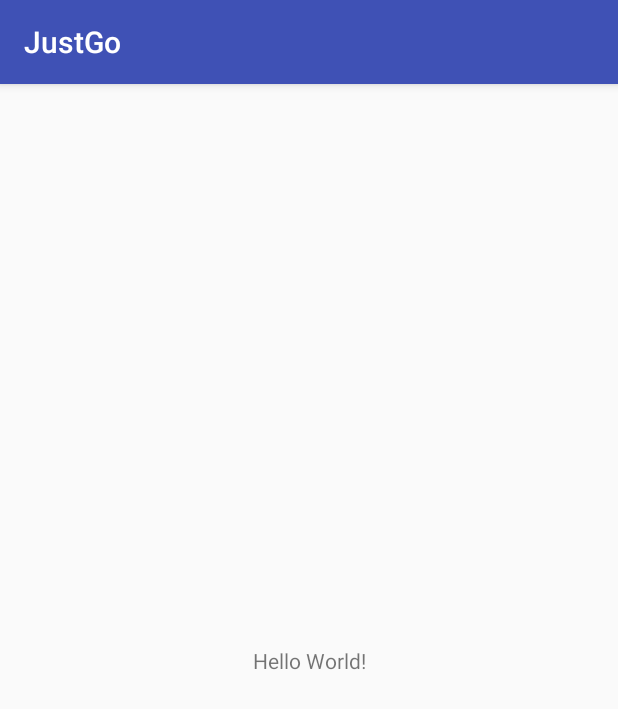
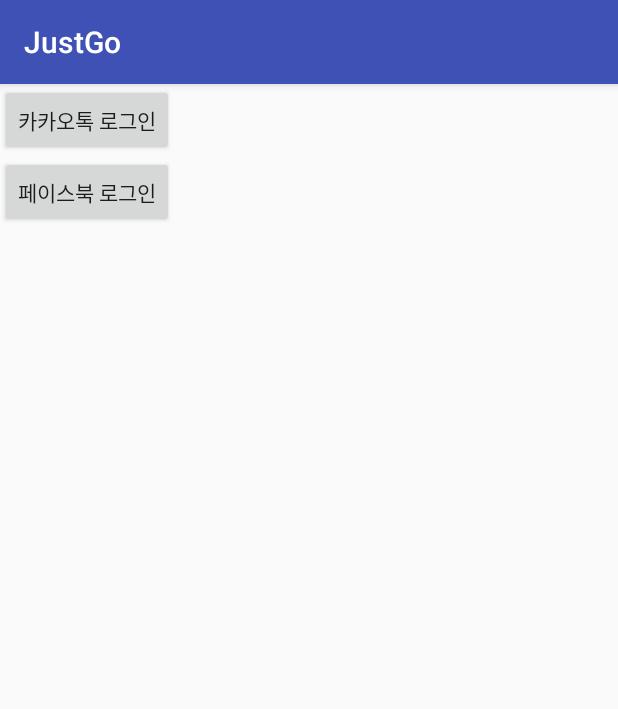
Before and after one commit to Team-JustGo/App_For-Competition, an Android app: the screen it shows after launch (SplashActivity before the commit, LoginActivity after it), on a phone screen of 412 x 824 dp. Shown: the top 709 px of the screen. Run offline under Robolectric (Android 15) with nearby library versions, the light colour scheme and no system bars; libraries missing offline, so code that uses them is left out: com.facebook, com.facebook.login, com.kakao.auth; 3 statements that could not run were skipped.

Commit message:
making JustGO Login(1) 로그인 화면 구현 1 서버 통신 구현중

```diff
--- a/app/build.gradle
+++ b/app/build.gradle
@@ -46,4 +46,9 @@ dependencies {
     implementation 'com.jakewharton.rxbinding2:rxbinding:2.1.1'
     // anko
     implementation "org.jetbrains.anko:anko:0.10.5"
+    //kakao_login
+    compile group: 'com.kakao.sdk', name: 'usermgmt', version: project.KAKAO_SDK_VERSION
+    compile group: 'com.kakao.sdk', name: 'kakaotalk', version: project.KAKAO_SDK_VERSION
+    //facebook_login
+    compile 'com.facebook.android:facebook-android-sdk:4.+'
 }
--- a/app/src/main/java/com/justgo/Connecter/Connecter.kt
+++ b/app/src/main/java/com/justgo/Connecter/Connecter.kt
@@ -11,7 +11,7 @@ class Connecter {
     init {
         retrofit = Retrofit
                 .Builder()
-                .baseUrl("Url will here!")
+                .baseUrl("http://ec2-52-79-240-33.ap-northeast-2.compute.amazonaws.com/api/")
                 .addConverterFactory(GsonConverterFactory.create())
                 .addCallAdapterFactory(RxJava2CallAdapterFactory.create())
                 .build()
--- /dev/null
+++ b/app/src/main/java/com/justgo/Util/GlobalApplication.java
@@ -0,0 +1,33 @@
+package com.justgo.Util;
+
+import android.app.Activity;
+import android.app.Application;
+
+import com.justgo.Adapter.KakaoSDKAdapter;
+import com.kakao.auth.KakaoSDK;
+
+public class GlobalApplication extends Application {
+
+    private static volatile GlobalApplication obj = null;
+    private static volatile Activity currentActivity = null;
+
+    @Override
+    public void onCreate() {
+        super.onCreate();
+        obj = this;
+        KakaoSDK.init(new KakaoSDKAdapter());
+    }
+
+    public static GlobalApplication getGlobalApplicationContext() {
+        return obj;
+    }
+
+    public static Activity getCurrentActivity() {
+        return currentActivity;
+    }
+
+    // Activity가 올라올때마다 Activity의 onCreate에서 호출해줘야한다.
+    public static void setCurrentActivity(Activity currentActivity) {
+        GlobalApplication.currentActivity = currentActivity;
+    }
+}
--- /dev/null
+++ b/app/src/main/java/com/justgo/ui/login/LoginActivity.java
@@ -0,0 +1,61 @@
+package com.justgo.ui.login;
+
+import android.content.Intent;
+import android.os.Bundle;
+import android.support.annotation.Nullable;
+import android.support.v7.app.AppCompatActivity;
+import android.view.View;
+import android.widget.Button;
+
+import com.facebook.CallbackManager;
+import com.facebook.Profile;
+import com.facebook.login.LoginManager;
+import com.justgo.R;
+import com.justgo.Util.FacebookLoginCallBack;
+import com.justgo.Util.SessionCallback;
+import com.kakao.auth.AuthType;
+import com.kakao.auth.Session;
+
+import java.util.Arrays;
+
+public class LoginActivity extends AppCompatActivity {
+    private FacebookLoginCallBack facebookLoginCallBack;
+    private CallbackManager callbackManager;
+    String name,userid,image;
+    @Override
+    protected void onCreate(@Nullable Bundle savedInstanceState) {
+        super.onCreate(savedInstanceState);
+        setContentView(R.layout.activity_login);
+        callbackManager = CallbackManager.Factory.create();
+        facebookLoginCallBack = new FacebookLoginCallBack();
+        Button bt_kakao_login=findViewById(R.id.bt_kakao_login);
+        Button bt_facebook_login=findViewById(R.id.bt_facebook_login);
+        bt_kakao_login.setOnClickListener(new View.OnClickListener() {
+            @Override
+            public void onClick(View v) {
+                Session session = Session.getCurrentSession();
+                session.addCallback(new SessionCallback());
+                session.open(AuthType.KAKAO_TALK, LoginActivity.this);
+            }
+        });
+        bt_facebook_login.setOnClickListener(new View.OnClickListener() {
+            @Override
+            public void onClick(View v) {
+                LoginManager loginManager = LoginManager.getInstance();
+                loginManager.logInWithReadPermissions(LoginActivity.this, Arrays.asList("public_profile", "email"));
+                loginManager.registerCallback(callbackManager,facebookLoginCallBack);
+                name=String.valueOf(Profile.getCurrentProfile().getName());
+                userid=String.valueOf(Profile.getCurrentProfile().getId());
+                image=String.valueOf(Profile.getCurrentProfile().getProfilePictureUri(200,200));
+            }
+        });
+    }
+    @Override
+    protected void onActivityResult(int requestCode, int resultCode, Intent data) {
+        callbackManager.onActivityResult(requestCode, resultCode, data);
+        super.onActivityResult(requestCode, resultCode, data);
+
+    }
+
+
+}
--- /dev/null
+++ b/app/src/main/res/layout/activity_login.xml
@@ -0,0 +1,17 @@
+<?xml version="1.0" encoding="utf-8"?>
+<RelativeLayout xmlns:android="http://schemas.android.com/apk/res/android"
+    android:layout_width="match_parent"
+    android:layout_height="match_parent"
+    xmlns:app="http://schemas.android.com/apk/res-auto">
+<Button
+    android:id="@+id/bt_kakao_login"
+    android:layout_width="wrap_content"
+    android:layout_height="wrap_content"
+    android:text="카카오톡 로그인"/>
+    <Button
+        android:id="@+id/bt_facebook_login"
+        android:layout_width="wrap_content"
+        android:layout_height="wrap_content"
+        android:layout_below="@id/bt_kakao_login"
+        android:text="페이스북 로그인"/>
+</RelativeLayout>
--- a/app/src/main/res/values/strings.xml
+++ b/app/src/main/res/values/strings.xml
@@ -1,3 +1,5 @@
 <resources>
     <string name="app_name">JustGo</string>
+    <string name="kakao_app_key">f6fe1ffe2074a94f62ee2c326beecb5f</string>
+    <string name="facebook_app_key">278528002907835</string>
 </resources>
--- a/gradle.properties
+++ b/gradle.properties
@@ -11,3 +11,4 @@ org.gradle.jvmargs=-Xmx1536m
 # This option should only be used with decoupled projects. More details, visit
 # http://www.gradle.org/docs/current/userguide/multi_project_builds.html#sec:decoupled_projects
 # org.gradle.parallel=true
+KAKAO_SDK_VERSION=1.13.0
```
Also changed, not shown: app/src/main/AndroidManifest.xml (+6 -2 lines), app/src/main/java/com/justgo/Adapter/KakaoSDKAdapter.java (added, +56 -0 lines), app/src/main/java/com/justgo/Connecter/API.kt (+20 -1 lines), app/src/main/java/com/justgo/Connecter/RetrofitRepo.java (added, +28 -0 lines), app/src/main/java/com/justgo/Util/FacebookLoginCallBack.java (added, +87 -0 lines), app/src/main/java/com/justgo/Util/SessionCallback.java (added, +61 -0 lines), build.gradle (+5 -3 lines).
